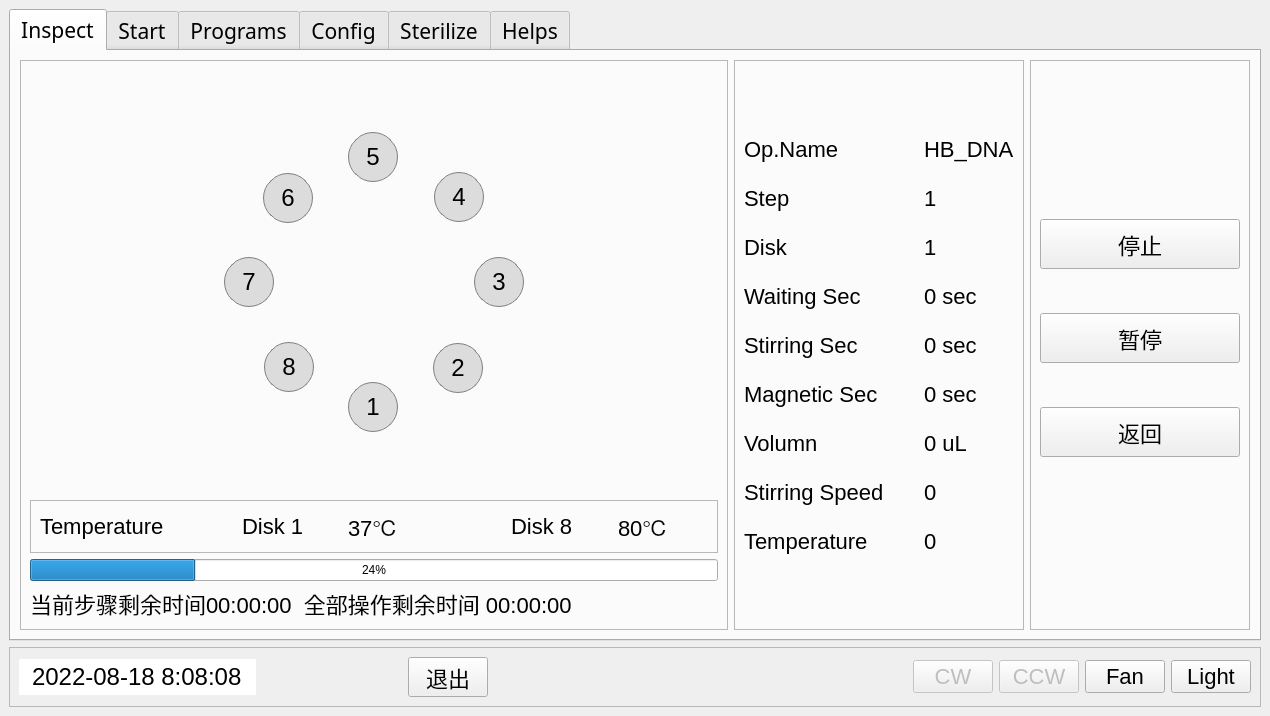
This is domains/ui/designer/main.ui in addingding/Extractor as Qt 5 draws it before an edit. The edited form follows.
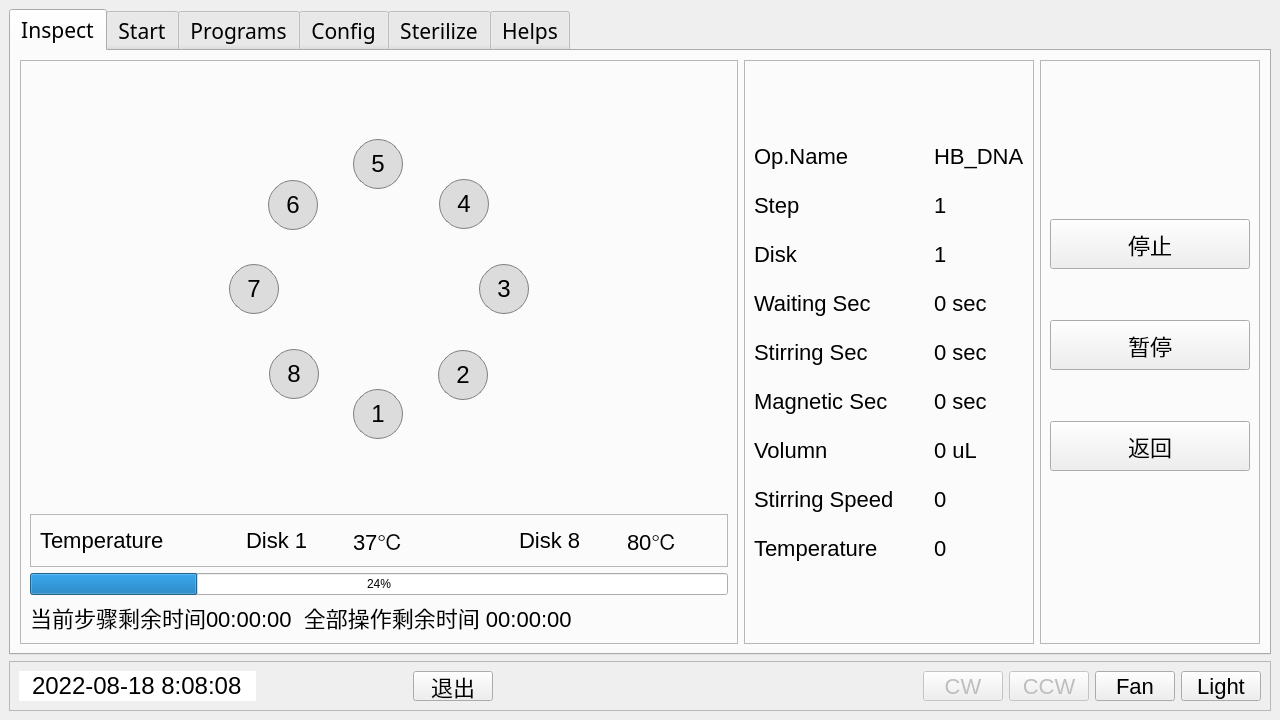
This is the edited form.

Patch:
```diff
--- a/domains/ui/designer/main.ui
+++ b/domains/ui/designer/main.ui
@@ -9,8 +9,8 @@
    <rect>
     <x>0</x>
     <y>0</y>
-    <width>1270</width>
-    <height>710</height>
+    <width>1280</width>
+    <height>720</height>
    </rect>
   </property>
   <property name="minimumSize">
@@ -88,7 +88,7 @@
              <property name="sizeHint" stdset="0">
               <size>
                <width>28</width>
-               <height>57</height>
+               <height>40</height>
               </size>
              </property>
             </spacer>
@@ -246,7 +246,7 @@
              <property name="sizeHint" stdset="0">
               <size>
                <width>20</width>
-               <height>56</height>
+               <height>40</height>
               </size>
              </property>
             </spacer>
@@ -398,7 +398,7 @@
              <property name="sizeHint" stdset="0">
               <size>
                <width>20</width>
-               <height>29</height>
+               <height>20</height>
               </size>
              </property>
             </spacer>
@@ -745,7 +745,7 @@
              <property name="sizeHint" stdset="0">
               <size>
                <width>20</width>
-               <height>29</height>
+               <height>20</height>
               </size>
              </property>
             </spacer>
@@ -2938,7 +2938,7 @@
       </widget>
      </widget>
     </item>
-    <item row="1" column="0">
+    <item row="1" column="0" alignment="Qt::AlignTop">
      <widget class="QFrame" name="frame">
       <property name="sizePolicy">
        <sizepolicy hsizetype="Preferred" vsizetype="Minimum">
@@ -2949,7 +2949,7 @@
       <property name="minimumSize">
        <size>
         <width>960</width>
-        <height>60</height>
+        <height>50</height>
        </size>
       </property>
       <property name="font">
```
Left out of the diff: 4 changed lines with no effect on the pictures.
